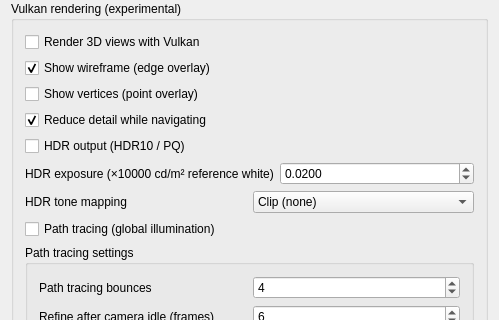
brianmk/FreeCAD-vulkan, file src/Gui/PreferencePages/DlgSettings3DView.ui: the form before one commit; both pictures show x 0 to 499 and y 488 to 808 of the 499 by 1127 pixel window.
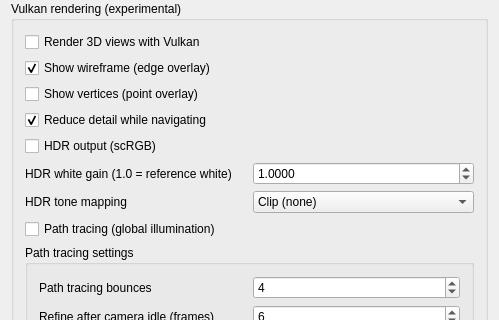
The form after the commit. Custom widgets are drawn as their Qt base class.

```diff
--- a/src/Gui/PreferencePages/DlgSettings3DView.ui
+++ b/src/Gui/PreferencePages/DlgSettings3DView.ui
@@ -664,7 +664,7 @@
       <item>
        <widget class="Gui::PrefCheckBox" name="CheckBox_VulkanHDR">
         <property name="text">
-         <string>HDR output (HDR10 / PQ)</string>
+         <string>HDR output (scRGB)</string>
         </property>
         <property name="toolTip">
          <string>Render the Vulkan viewport in high dynamic range: the scene is tone-mapped and encoded as HDR10 (BT.2020 primaries, SMPTE ST 2084 / PQ) and presented through the compositor's color-management protocol.  Requires a native Wayland session whose compositor exposes wp_color_manager_v1 with ST 2084 support, an HDR-enabled output, and a GPU/swapchain that supports a 10-bit HDR format.  Falls back to SDR automatically when any of these is unavailable.  Ignored by the standard OpenGL renderer.</string>
@@ -682,7 +682,7 @@
          <item>
           <widget class="QLabel" name="labelVulkanHdrExposure">
            <property name="text">
-            <string>HDR exposure (×10000 cd/m² reference white)</string>
+             <string>HDR white gain (1.0 = reference white)</string>
            </property>
            <property name="toolTip">
             <string>Linear gain applied to scene radiance before the HDR10 PQ encode.  Scene-white (radiance 1.0) is presented at this value times 10000 cd/m², so 0.02 maps diffuse white to the ~200 cd/m² reference white while brighter highlights still exceed it.  Increase to brighten the whole viewport, decrease to darken it.  Only used when HDR output is active.</string>
@@ -698,7 +698,7 @@
             <number>4</number>
            </property>
            <property name="minimum">
-            <double>0.000100000000000</double>
+             <double>0.100000000000000</double>
            </property>
            <property name="maximum">
             <double>10.000000000000000</double>
@@ -707,7 +707,7 @@
             <double>0.005000000000000</double>
            </property>
            <property name="value">
-            <double>0.020000000000000</double>
+             <double>1.000000000000000</double>
            </property>
            <property name="prefEntry" stdset="0">
             <cstring>VulkanHDRExposure</cstring>
```
Left out of the diff: 12 changed lines with no effect on the pictures. Lines whose indentation alone changed are shown as unchanged.
